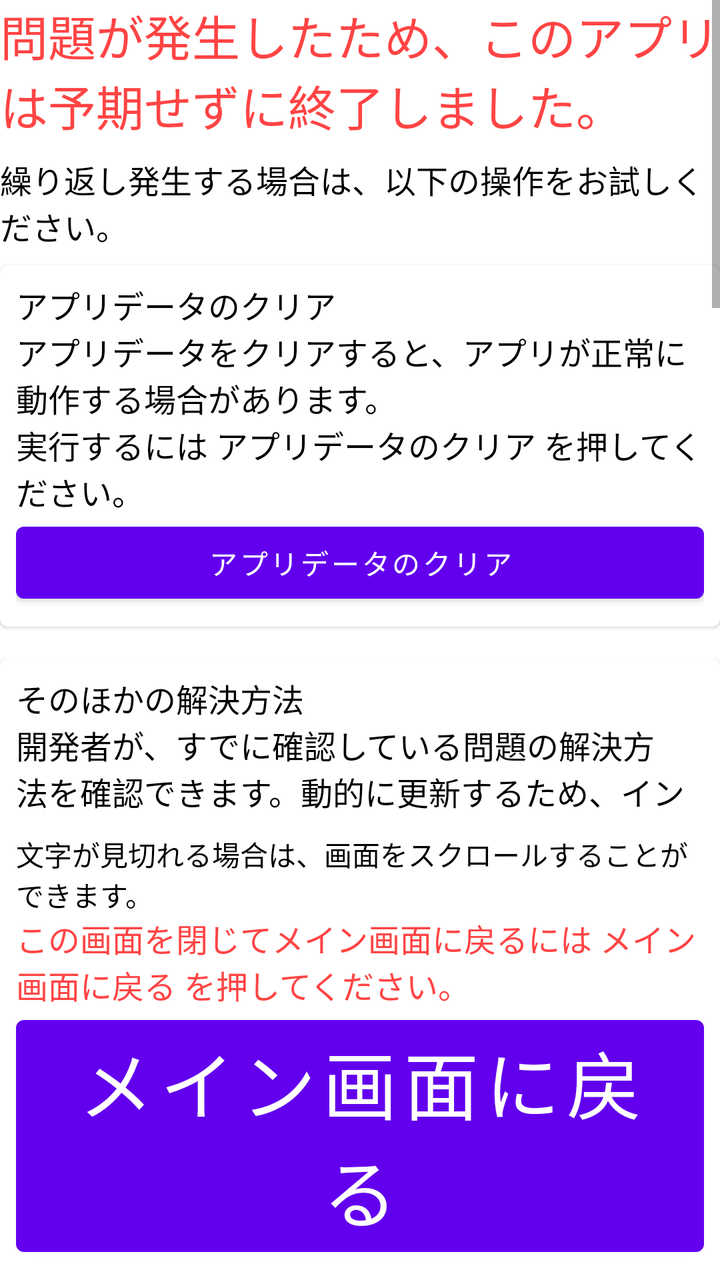
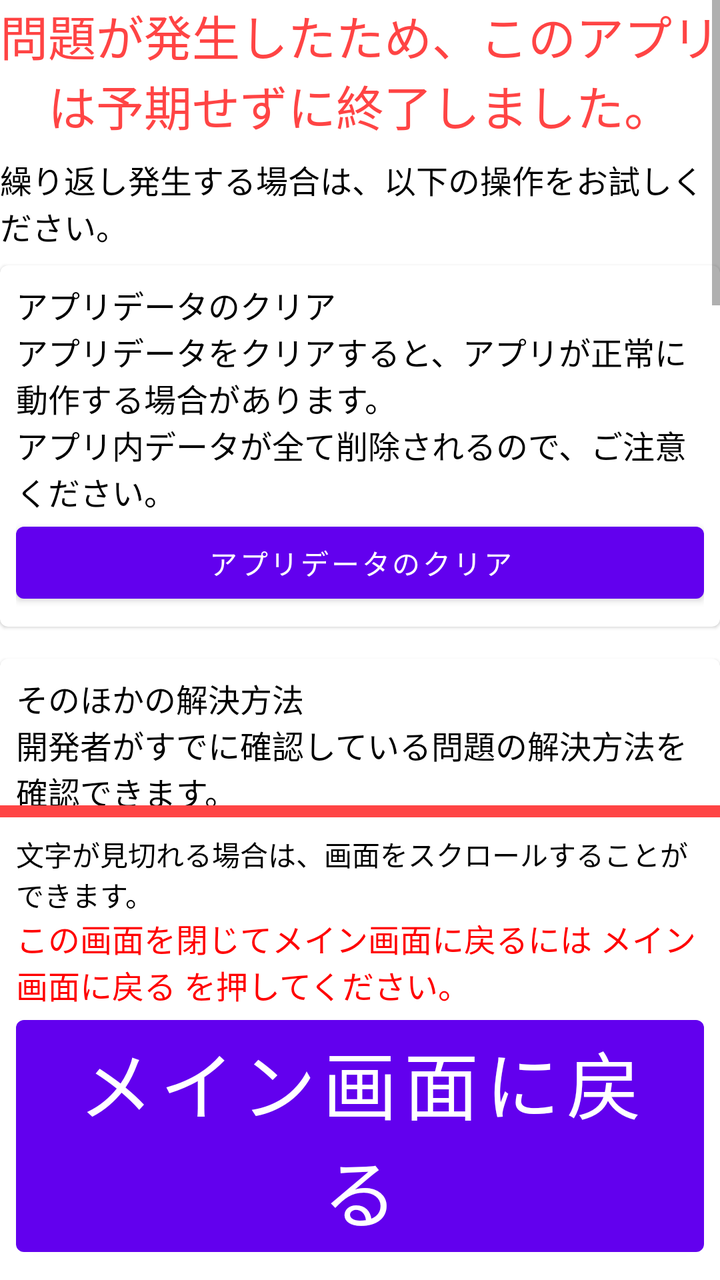

Before-and-after screenshots of an Android layout around one commit, followed by the original layout XML and the change that was made.
<!-- AndroidManifest.xml: fallback theme Theme.MaterialComponents.DayNight.NoActionBar -->
<!-- res/layout/activity_splash.xml -->
<?xml version="1.0" encoding="utf-8"?>
<LinearLayout xmlns:android="http://schemas.android.com/apk/res/android"
    android:layout_width="match_parent"
    android:layout_height="match_parent"
    android:layout_marginHorizontal="@dimen/splash_margin_horizontal"
    android:orientation="vertical">

    <ScrollView
        android:layout_width="match_parent"
        android:layout_height="0dp"
        android:layout_weight="1">

        <LinearLayout
            android:layout_width="match_parent"
            android:layout_height="wrap_content"
            android:orientation="vertical">

            <androidx.appcompat.widget.AppCompatTextView
                android:layout_width="match_parent"
                android:layout_height="wrap_content"
                android:layout_marginBottom="@dimen/splash_spacing"
                android:text="@string/crash_message"
                android:textColor="@android:color/holo_red_light"
                android:textSize="@dimen/splash_title_text_size" />

            <LinearLayout
                android:layout_width="match_parent"
                android:layout_height="wrap_content"
                android:orientation="vertical"
                android:layout_marginBottom="@dimen/splash_spacing">

                <androidx.appcompat.widget.AppCompatTextView
                    style="@style/MyApp.TextView"
                    android:layout_width="match_parent"
                    android:layout_height="wrap_content"
                    android:text="@string/crash_try_following"
                    android:textSize="@dimen/splash_text_size"/>

            </LinearLayout>

            <com.google.android.material.card.MaterialCardView
                android:layout_width="match_parent"
                android:layout_height="wrap_content"
                android:layout_marginBottom="@dimen/splash_spacing"
                android:focusable="true"
                android:clickable="true">

                <LinearLayout
                    android:layout_width="match_parent"
                    android:layout_height="match_parent"
                    android:orientation="vertical"
                    android:padding="@dimen/splash_spacing">

                    <androidx.appcompat.widget.AppCompatTextView
                        style="@style/MyApp.TextView"
                        android:layout_width="match_parent"
                        android:layout_height="wrap_content"
                        android:gravity="left"
                        android:text="@string/crash_clear_data_title"
                        android:textSize="@dimen/splash_text_size" />

                    <androidx.appcompat.widget.AppCompatTextView
                        style="@style/MyApp.TextView"
                        android:layout_width="match_parent"
                        android:layout_height="wrap_content"
                        android:text="@string/crash_clear_data_message"
                        android:textSize="@dimen/splash_text_size" />

                    <com.google.android.material.button.MaterialButton
                        android:id="@+id/act_splash_btn_clear_app_data"
                        android:layout_width="match_parent"
                        android:layout_height="wrap_content"
                        android:layout_gravity="center"
                        android:text="@string/crash_clear_data_button" />

                </LinearLayout>

            </com.google.android.material.card.MaterialCardView>

            <com.google.android.material.card.MaterialCardView
                android:layout_width="match_parent"
                android:layout_height="wrap_content"
                android:layout_marginVertical="@dimen/splash_spacing"
                android:focusable="true"
                android:clickable="true">

                <LinearLayout
                    android:layout_width="match_parent"
                    android:layout_height="wrap_content"
                    android:padding="@dimen/splash_spacing"
                    android:orientation="vertical">

                    <androidx.appcompat.widget.AppCompatTextView
                        style="@style/MyApp.TextView"
                        android:layout_width="match_parent"
                        android:layout_height="wrap_content"
                        android:gravity="left"
                        android:text="@string/crash_other_solution_title"
                        android:textSize="@dimen/splash_text_size" />

                    <androidx.appcompat.widget.AppCompatTextView
                        style="@style/MyApp.TextView"
                        android:layout_width="match_parent"
                        android:layout_height="wrap_content"
                        android:text="@string/crash_other_solution_message"
                        android:textSize="@dimen/splash_text_size" />

                    <com.google.android.material.button.MaterialButton
                        android:id="@+id/act_splash_btn_open_web"
                        android:layout_width="match_parent"
                        android:layout_height="wrap_content"
                        android:layout_gravity="center"
                        android:text="@string/crash_open_web_button" />

                </LinearLayout>

            </com.google.android.material.card.MaterialCardView>

            <com.google.android.material.card.MaterialCardView
                android:layout_width="match_parent"
                android:layout_height="wrap_content"
                android:layout_marginVertical="@dimen/splash_spacing"
                android:focusable="true"
                android:clickable="true">

                <LinearLayout
                    android:layout_width="match_parent"
                    android:layout_height="wrap_content"
                    android:padding="@dimen/splash_spacing"
                    android:orientation="vertical">

                    <androidx.appcompat.widget.AppCompatTextView
                        style="@style/MyApp.TextView"
                        android:layout_width="match_parent"
                        android:layout_height="wrap_content"
                        android:gravity="left"
                        android:text="@string/crash_send_crash_title"
                        android:textSize="@dimen/splash_text_size" />

                    <androidx.appcompat.widget.AppCompatTextView
                        style="@style/MyApp.TextView"
                        android:layout_width="match_parent"
                        android:layout_height="wrap_content"
                        android:text="@string/crash_send_crash_message"
                        android:textSize="@dimen/splash_text_size" />

                    <com.google.android.material.button.MaterialButton
                        android:id="@+id/act_splash_btn_send_crash"
                        android:layout_width="match_parent"
                        android:layout_height="wrap_content"
                        android:layout_gravity="center"
                        android:text="@string/crash_send_crash_button" />

                    <androidx.appcompat.widget.AppCompatTextView
                        style="@style/MyApp.TextView"
                        android:layout_width="match_parent"
                        android:layout_height="wrap_content"
                        android:text="@string/crash_open_history_message"
                        android:textSize="@dimen/splash_text_size" />

                    <com.google.android.material.button.MaterialButton
                        android:id="@+id/act_splash_btn_open_crash"
                        android:layout_width="match_parent"
                        android:layout_height="wrap_content"
                        android:layout_gravity="center"
                        android:text="@string/crash_open_history_button" />

                </LinearLayout>

            </com.google.android.material.card.MaterialCardView>

        </LinearLayout>

    </ScrollView>

    <LinearLayout
        android:layout_width="match_parent"
        android:layout_height="wrap_content"
        android:layout_gravity="bottom"
        android:orientation="vertical"
        android:padding="@dimen/splash_spacing">

        <androidx.appcompat.widget.AppCompatTextView
            style="@style/MyApp.TextView"
            android:layout_width="match_parent"
            android:layout_height="wrap_content"
            android:background="@android:color/transparent"
            android:text="@string/crash_scroll_notice" />

        <androidx.appcompat.widget.AppCompatTextView
            android:layout_width="match_parent"
            android:layout_height="wrap_content"
            android:text="@string/crash_back_main_message"
            android:textColor="@android:color/holo_red_light"
            android:textSize="@dimen/splash_text_size" />

        <com.google.android.material.button.MaterialButton
            android:id="@+id/act_splash_btn_main"
            android:layout_width="match_parent"
            android:layout_height="@dimen/splash_button_height"
            android:text="@string/crash_back_main_button"
            android:autoSizeTextType="uniform" />

    </LinearLayout>

</LinearLayout>
<!-- resources referenced by this layout -->
<resources>
  <dimen name="splash_button_height">128dp</dimen>
  <dimen name="splash_margin_horizontal">16dp</dimen>
  <dimen name="splash_spacing">8dp</dimen>
  <dimen name="splash_text_size">16sp</dimen>
  <dimen name="splash_title_text_size">24sp</dimen>
  <string name="crash_back_main_button">メイン画面に戻る</string>
  <string name="crash_back_main_message">この画面を閉じてメイン画面に戻るには メイン画面に戻る を押してください。</string>
  <string name="crash_clear_data_button">アプリデータのクリア</string>
  <string name="crash_clear_data_message">アプリデータをクリアすると、アプリが正常に動作する場合があります。\n実行するには アプリデータのクリア を押してください。</string>
  <string name="crash_clear_data_title">アプリデータのクリア</string>
  <string name="crash_message">問題が発生したため、このアプリは予期せずに終了しました。</string>
  <string name="crash_open_history_button">クラッシュログ履歴を開く</string>
  <string name="crash_open_history_message">クラッシュログを確認したいときは クラッシュログ履歴を開く を押してください。</string>
  <string name="crash_open_web_button">解決方法の確認</string>
  <string name="crash_other_solution_message">開発者が、すでに確認している問題の解決方法を確認できます。動的に更新するため、インターネットに接続する必要があります。\n確認するには 解決方法の確認 を押してください。</string>
  <string name="crash_other_solution_title">そのほかの解決方法</string>
  <string name="crash_scroll_notice">文字が見切れる場合は、画面をスクロールすることができます。</string>
  <string name="crash_send_crash_button">クラッシュログの提供</string>
  <string name="crash_send_crash_message">問題が解決しない場合は、クラッシュログを開発者に提供してください。開発者は、クラッシュログの原因が不具合であれば修正をします。\nクラッシュログは [クラッシュログの提供] を押すと自動コピーされます。表示されるフォームに貼り付けてください。 \n\n報告手順 \n・「問題のカテゴリを選択してください。」でバグレポートを選択して「次へ」を押します。 \n・最新バージョンであれば「はい」を押して「次へ」を押します。 \n・「どのような問題が発生しますか？」の入力欄で長押ししてペーストを押します。</string>
  <string name="crash_send_crash_title">クラッシュログの提供</string>
  <string name="crash_try_following">繰り返し発生する場合は、以下の操作をお試しください。</string>
  <style name="MyApp.TextView" parent="Widget.AppCompat.TextView">
          <item name="android:textColor">@android:color/black</item>
      </style>
</resources>

<!-- the commit's change to res/layout/activity_splash.xml (unified diff, before → after) -->
@@ -19,6 +19,7 @@
                 android:layout_width="match_parent"
                 android:layout_height="wrap_content"
                 android:layout_marginBottom="@dimen/splash_spacing"
+                android:gravity="center"
                 android:text="@string/crash_message"
                 android:textColor="@android:color/holo_red_light"
                 android:textSize="@dimen/splash_title_text_size" />
@@ -172,6 +173,11 @@
         </LinearLayout>
 
     </ScrollView>
+
+    <View
+        android:layout_width="match_parent"
+        android:layout_height="@dimen/splash_border"
+        android:background="@android:color/holo_red_light" />
 
     <LinearLayout
         android:layout_width="match_parent"
@@ -191,15 +197,15 @@
             android:layout_width="match_parent"
             android:layout_height="wrap_content"
             android:text="@string/crash_back_main_message"
-            android:textColor="@android:color/holo_red_light"
+            android:textColor="@color/emergencyManualTextColor"
             android:textSize="@dimen/splash_text_size" />
 
         <com.google.android.material.button.MaterialButton
             android:id="@+id/act_splash_btn_main"
             android:layout_width="match_parent"
             android:layout_height="@dimen/splash_button_height"
-            android:text="@string/crash_back_main_button"
-            android:autoSizeTextType="uniform" />
+            android:autoSizeTextType="uniform"
+            android:text="@string/crash_back_main_button" />
 
     </LinearLayout>
 
<!-- resource entries referenced after the edit -->
@@ -1,5 +1,7 @@
 <!-- resources referenced by this layout -->
 <resources>
+  <color name="emergencyManualTextColor">#FFFF0000</color>
+  <dimen name="splash_border">6dp</dimen>
   <dimen name="splash_button_height">128dp</dimen>
   <dimen name="splash_margin_horizontal">16dp</dimen>
   <dimen name="splash_spacing">8dp</dimen>
@@ -8,17 +10,17 @@
   <string name="crash_back_main_button">メイン画面に戻る</string>
   <string name="crash_back_main_message">この画面を閉じてメイン画面に戻るには メイン画面に戻る を押してください。</string>
   <string name="crash_clear_data_button">アプリデータのクリア</string>
-  <string name="crash_clear_data_message">アプリデータをクリアすると、アプリが正常に動作する場合があります。\n実行するには アプリデータのクリア を押してください。</string>
+  <string name="crash_clear_data_message">アプリデータをクリアすると、アプリが正常に動作する場合があります。\nアプリ内データが全て削除されるので、ご注意ください。</string>
   <string name="crash_clear_data_title">アプリデータのクリア</string>
   <string name="crash_message">問題が発生したため、このアプリは予期せずに終了しました。</string>
   <string name="crash_open_history_button">クラッシュログ履歴を開く</string>
   <string name="crash_open_history_message">クラッシュログを確認したいときは クラッシュログ履歴を開く を押してください。</string>
   <string name="crash_open_web_button">解決方法の確認</string>
-  <string name="crash_other_solution_message">開発者が、すでに確認している問題の解決方法を確認できます。動的に更新するため、インターネットに接続する必要があります。\n確認するには 解決方法の確認 を押してください。</string>
+  <string name="crash_other_solution_message">開発者がすでに確認している問題の解決方法を確認できます。\n動的に更新するため、インターネットに接続する必要があります。</string>
   <string name="crash_other_solution_title">そのほかの解決方法</string>
   <string name="crash_scroll_notice">文字が見切れる場合は、画面をスクロールすることができます。</string>
   <string name="crash_send_crash_button">クラッシュログの提供</string>
-  <string name="crash_send_crash_message">問題が解決しない場合は、クラッシュログを開発者に提供してください。開発者は、クラッシュログの原因が不具合であれば修正をします。\nクラッシュログは [クラッシュログの提供] を押すと自動コピーされます。表示されるフォームに貼り付けてください。 \n\n報告手順 \n・「問題のカテゴリを選択してください。」でバグレポートを選択して「次へ」を押します。 \n・最新バージョンであれば「はい」を押して「次へ」を押します。 \n・「どのような問題が発生しますか？」の入力欄で長押ししてペーストを押します。</string>
+  <string name="crash_send_crash_message">問題が解決しない場合は、クラッシュログを開発者に提供してください。開発者は、クラッシュログの原因が不具合であれば修正をします。\nクラッシュログは「クラッシュログの提供」を押すと自動コピーされます。\n表示されるフォームに貼り付けてください。 \n\n報告手順 \n・「問題のカテゴリを選択してください。」でバグレポートを選択して「次へ」を押します。\n・最新バージョンであれば「はい」を押して「次へ」を押します。\n・「どのような問題が発生しますか？」の入力欄で長押ししてペーストを押します。</string>
   <string name="crash_send_crash_title">クラッシュログの提供</string>
   <string name="crash_try_following">繰り返し発生する場合は、以下の操作をお試しください。</string>
   <style name="MyApp.TextView" parent="Widget.AppCompat.TextView">
